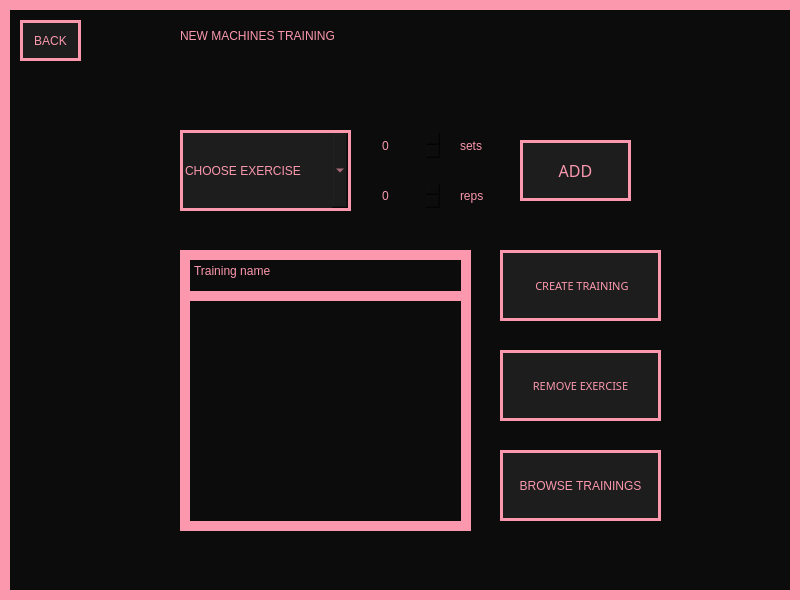
Hanna-J-K/fitnessapp, file View/NewMachinesTraining.ui: the form before one commit.
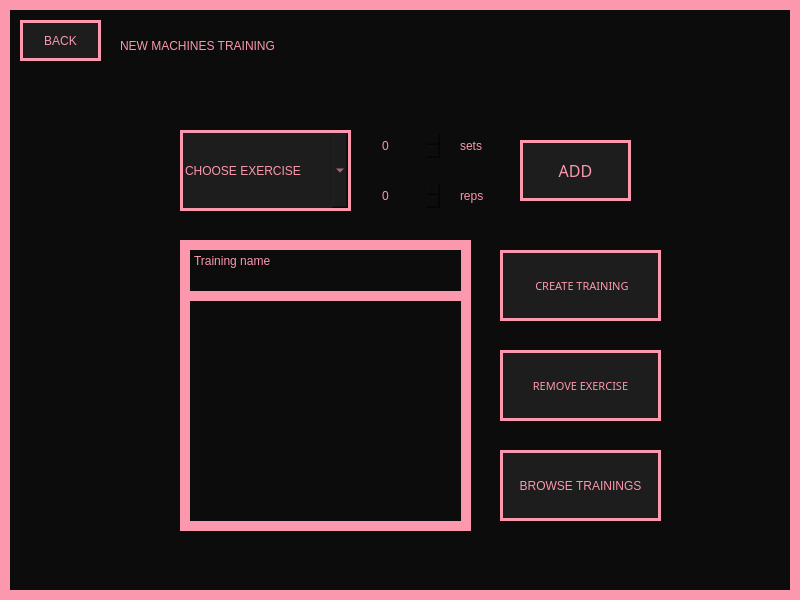
The form after the commit.

```diff
--- a/View/NewMachinesTraining.ui
+++ b/View/NewMachinesTraining.ui
@@ -163,7 +163,7 @@
      <rect>
       <x>20</x>
       <y>20</y>
-      <width>61</width>
+      <width>81</width>
       <height>41</height>
      </rect>
     </property>
@@ -253,9 +253,9 @@
     <property name="geometry">
      <rect>
       <x>180</x>
-      <y>250</y>
+      <y>240</y>
       <width>291</width>
-      <height>51</height>
+      <height>61</height>
      </rect>
     </property>
     <property name="styleSheet">
@@ -288,9 +288,9 @@
    <widget class="QLabel" name="label">
     <property name="geometry">
      <rect>
-      <x>180</x>
-      <y>10</y>
-      <width>401</width>
+      <x>120</x>
+      <y>20</y>
+      <width>491</width>
       <height>51</height>
      </rect>
     </property>
```
